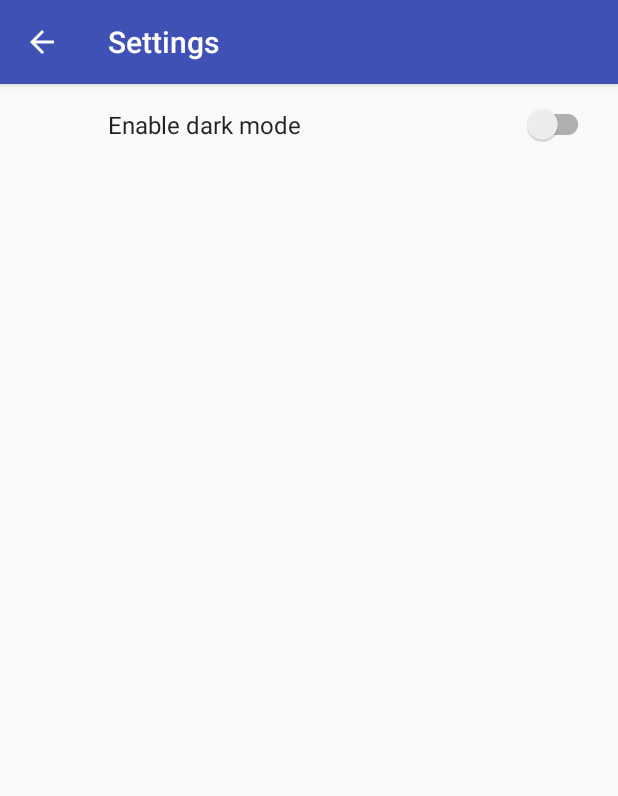
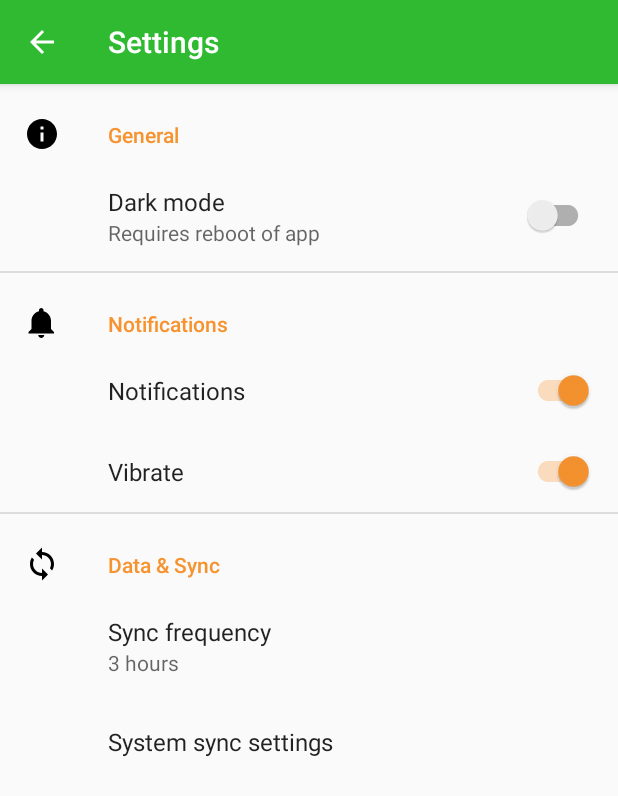
Before and after one commit to jonburleson/UtilityBelt, an Android app: the screen it shows after launch (SettingsActivity), in the options menu, after a tap on "Settings", on a phone screen of 412 x 824 dp. Shown: the top 796 px of the screen. Run offline under Robolectric (Android 15) with nearby library versions, the phone set to English and light mode, and no system bars; our stand-ins replace androidx.preference.

Commit message:
Edited settings and created a dark mode

```diff
--- a/app/src/main/java/com/jonburleson/utilitybelt/MainActivity.java
+++ b/app/src/main/java/com/jonburleson/utilitybelt/MainActivity.java
@@ -1,17 +1,22 @@
 package com.jonburleson.utilitybelt;
 
 import android.content.Intent;
+import android.content.SharedPreferences;
 import android.os.Bundle;
 
-import com.jonburleson.utilitybelt.R;
-
 import androidx.appcompat.app.AppCompatActivity;
+import androidx.appcompat.app.AppCompatDelegate;
 import androidx.appcompat.widget.Toolbar;
+import androidx.preference.PreferenceManager;
 
 import android.view.Menu;
 import android.view.MenuItem;
+import android.widget.Toast;
 
 public class MainActivity extends AppCompatActivity {
+
+    SharedPreferences sharedPref = null;
+    SharedPreferences.OnSharedPreferenceChangeListener spListener;
 
     @Override
     protected void onCreate(Bundle savedInstanceState) {
@@ -20,7 +25,69 @@ public class MainActivity extends AppCompatActivity {
         Toolbar toolbar = findViewById(R.id.toolbar);
         setSupportActionBar(toolbar);
 
+        //PreferenceManager.setDefaultValues(this, R.xml.preferences, false);
+
+        sharedPref = PreferenceManager.getDefaultSharedPreferences(this);
+        updateNightMode();
+        spListener = new SharedPreferences.OnSharedPreferenceChangeListener() {
+                    @Override
+                    public void onSharedPreferenceChanged(SharedPreferences sharedPref,
+                                                          String key) {
+                        switch (key) {
+                            case "darkMode":
+                                //Toast.makeText(MainActivity.this, "Restart needed to take effect", Toast.LENGTH_SHORT).show();
+                                updateNightMode();
+                                break;
+                            default :
+                                break;
+                        }
+                    }
+                };
+        sharedPref.registerOnSharedPreferenceChangeListener(spListener);
     }
+
+    public void updateNightMode() {
+        boolean darkValue = sharedPref.getBoolean(SettingsActivity.KEY_PREF_DARK_MODE, false);
+        if (darkValue) {
+            AppCompatDelegate.setDefaultNightMode(AppCompatDelegate.MODE_NIGHT_YES);
+        } else {
+            AppCompatDelegate.setDefaultNightMode(AppCompatDelegate.MODE_NIGHT_NO);
+        }
+    }
+
+    //@Override
+    //public void onStart() {
+    //    super.onStart();
+    //}
+
+    //@Override
+    //public void onResume() {
+    //    super.onResume();
+    //    sharedPref.registerOnSharedPreferenceChangeListener(spListener);
+    //}
+
+    //@Override
+    //public void onPause() {
+    //    super.onPause();
+    //    sharedPref.unregisterOnSharedPreferenceChangeListener(spListener);
+    //}
+
+    //@Override
+    //public void onStop() {
+    //    super.onStop();
+    //}
+
+    //@Override
+    //public void onRestart() {
+    //    super.onRestart();
+    //}
+
+    //@Override
+    //public void onDestroy() {
+    //    super.onDestroy();
+    //    sharedPref.unregisterOnSharedPreferenceChangeListener(spListener);
+    //}
+
 
     @Override
     public boolean onCreateOptionsMenu(Menu menu) {
--- a/app/src/main/java/com/jonburleson/utilitybelt/SettingsActivity.java
+++ b/app/src/main/java/com/jonburleson/utilitybelt/SettingsActivity.java
@@ -1,10 +1,12 @@
 package com.jonburleson.utilitybelt;
 
 import androidx.appcompat.app.AppCompatActivity;
-
 import android.os.Bundle;
 
 public class SettingsActivity extends AppCompatActivity {
+
+    public static final String
+            KEY_PREF_DARK_MODE = "darkMode";
 
     @Override
     protected void onCreate(Bundle savedInstanceState) {
@@ -13,5 +15,4 @@ public class SettingsActivity extends AppCompatActivity {
                 .replace(android.R.id.content, new SettingsFragment())
                 .commit();
     }
-
 }
--- /dev/null
+++ b/app/src/main/res/drawable/ic_info_black_24dp.xml
@@ -0,0 +1,10 @@
+<?xml version="1.0" encoding="utf-8"?>
+<vector xmlns:android="http://schemas.android.com/apk/res/android"
+    android:width="24dp"
+    android:height="24dp"
+    android:viewportHeight="24.0"
+    android:viewportWidth="24.0">
+    <path
+        android:fillColor="#FF000000"
+        android:pathData="M12,2C6.48,2 2,6.48 2,12s4.48,10 10,10 10,-4.48 10,-10S17.52,2 12,2zm1,15h-2v-6h2v6zm0,-8h-2V7h2v2z" />
+</vector>
--- /dev/null
+++ b/app/src/main/res/drawable/ic_notifications_black_24dp.xml
@@ -0,0 +1,10 @@
+<?xml version="1.0" encoding="utf-8"?>
+<vector xmlns:android="http://schemas.android.com/apk/res/android"
+    android:width="24dp"
+    android:height="24dp"
+    android:viewportHeight="24.0"
+    android:viewportWidth="24.0">
+    <path
+        android:fillColor="#FF000000"
+        android:pathData="M11.5,22c1.1,0 2,-0.9 2,-2h-4c0,1.1 0.9,2 2,2zm6.5,-6v-5.5c0,-3.07 -2.13,-5.64 -5,-6.32V3.5c0,-0.83 -0.67,-1.5 -1.5,-1.5S10,2.67 10,3.5v0.68c-2.87,0.68 -5,3.25 -5,6.32V16l-2,2v1h17v-1l-2,-2z" />
+</vector>
--- /dev/null
+++ b/app/src/main/res/drawable/ic_sync_black_24dp.xml
@@ -0,0 +1,10 @@
+<?xml version="1.0" encoding="utf-8"?>
+<vector xmlns:android="http://schemas.android.com/apk/res/android"
+    android:width="24dp"
+    android:height="24dp"
+    android:viewportHeight="24.0"
+    android:viewportWidth="24.0">
+    <path
+        android:fillColor="#FF000000"
+        android:pathData="M12 4V1L8 5l4 4V6c3.31 0 6 2.69 6 6 0 1.01,-.25 1.97,-.7 2.8l1.46 1.46C19.54 15.03 20 13.57 20 12c0,-4.42,-3.58,-8,-8,-8zm0 14c-3.31 0,-6,-2.69,-6,-6 0,-1.01.25,-1.97.7,-2.8L5.24 7.74C4.46 8.97 4 10.43 4 12c0 4.42 3.58 8 8 8v3l4,-4,-4,-4v3z" />
+</vector>
--- a/app/src/main/res/layout/activity_main.xml
+++ b/app/src/main/res/layout/activity_main.xml
@@ -11,7 +11,7 @@
     <com.google.android.material.appbar.AppBarLayout
         android:id="@+id/app_bar"
         android:layout_width="match_parent"
-        android:layout_height="60dp"
+        android:layout_height="55dp"
         android:theme="@style/AppTheme.AppBarOverlay">
 
         <androidx.appcompat.widget.Toolbar
--- /dev/null
+++ b/app/src/main/res/values-night/colors.xml
@@ -0,0 +1,9 @@
+<?xml version="1.0" encoding="utf-8"?>
+<resources>
+    <color name="colorPrimary">#0b360c</color>
+    <color name="colorPrimaryDark">#030F04</color>
+    <color name="colorAccent">#754717</color>
+
+    <color name="colorBackground">#404040</color>
+    <color name="colorText">#FFFFFF</color>
+</resources>
--- a/app/src/main/res/values/colors.xml
+++ b/app/src/main/res/values/colors.xml
@@ -1,6 +1,9 @@
 <?xml version="1.0" encoding="utf-8"?>
 <resources>
-    <color name="colorPrimary">#3F51B5</color>
-    <color name="colorPrimaryDark">#303F9F</color>
-    <color name="colorAccent">#FF4081</color>
+    <color name="colorPrimary">#2fba32</color>
+    <color name="colorPrimaryDark">#0b360c</color>
+    <color name="colorAccent">#f7932f</color>
+
+    <color name="colorBackground">#FFFFFF</color>
+    <color name="colorText">#000000</color>
 </resources>
--- a/app/src/main/res/values/styles.xml
+++ b/app/src/main/res/values/styles.xml
@@ -1,8 +1,6 @@
 <resources>
 
-    <!-- Base application theme. -->
-    <style name="AppTheme" parent="Theme.AppCompat.Light.DarkActionBar">
-        <!-- Customize your theme here. -->
+    <style name="AppTheme" parent="Theme.AppCompat.DayNight.DarkActionBar">
         <item name="colorPrimary">@color/colorPrimary</item>
         <item name="colorPrimaryDark">@color/colorPrimaryDark</item>
         <item name="colorAccent">@color/colorAccent</item>
--- a/app/src/main/res/xml/preferences.xml
+++ b/app/src/main/res/xml/preferences.xml
@@ -1,9 +1,58 @@
 <?xml version="1.0" encoding="utf-8"?>
 <PreferenceScreen xmlns:android="http://schemas.android.com/apk/res/android">
 
-    <SwitchPreferenceCompat
-        android:defaultValue="false"
-        android:key="dark_mode"
-        android:title="@string/pref_title_enable_dark_mode" />
+    <PreferenceCategory
+        android:title="@string/pref_header_general"
+        android:icon="@drawable/ic_info_black_24dp">
+
+        Enable/disable dark theme
+        <SwitchPreferenceCompat
+            android:defaultValue="false"
+            android:key="darkMode"
+            android:title="@string/pref_dark_mode"
+            android:summary="Requires reboot of app" />
+    </PreferenceCategory>
+
+    <PreferenceCategory
+        android:title="@string/pref_header_notifications"
+        android:icon="@drawable/ic_notifications_black_24dp">
+
+        Enable/disable notifications
+        Note: A 'parent' preference, which enables/disables child preferences (below)
+        when checked/unchecked.
+        <SwitchPreferenceCompat
+            android:defaultValue="true"
+            android:key="notifications"
+            android:title="@string/pref_notifications" />
+
+        Enable/disable vibrate on notification
+        NOTE: This preference will be enabled only when the checkbox above is checked.
+        <SwitchPreferenceCompat
+            android:defaultValue="true"
+            android:dependency="notifications"
+            android:key="notifications_vibrate"
+            android:title="@string/pref_vibrate" />
+    </PreferenceCategory>
+
+    <PreferenceCategory
+        android:title="@string/pref_header_data_sync"
+        android:icon="@drawable/ic_sync_black_24dp">
+
+        Pop up allowing edit of sync frequency
+        <ListPreference
+            android:defaultValue="180"
+            android:entries="@array/pref_sync_frequency_titles"
+            android:entryValues="@array/pref_sync_frequency_values"
+            android:key="sync_frequency"
+            android:summary="%s"
+            android:negativeButtonText="@null"
+            android:positiveButtonText="@null"
+            android:title="@string/pref_sync_frequency" />
+
+        Sync settings menu
+        <Preference android:title="@string/pref_title_system_sync_settings">
+            <intent android:action="android.settings.SYNC_SETTINGS" />
+        </Preference>
+    </PreferenceCategory>
 
 </PreferenceScreen>
```
Also changed, not shown: app/src/main/res/layout/fragment_settings.xml (deleted, +0 -14 lines), app/src/main/res/values/strings.xml (+6 -34 lines).
